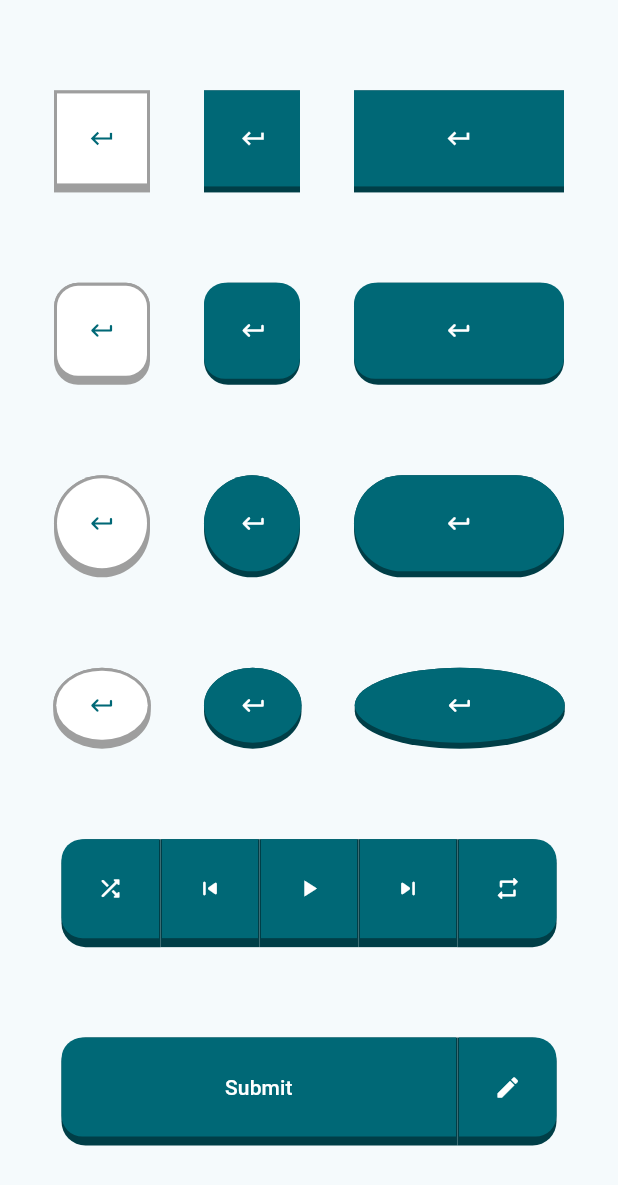
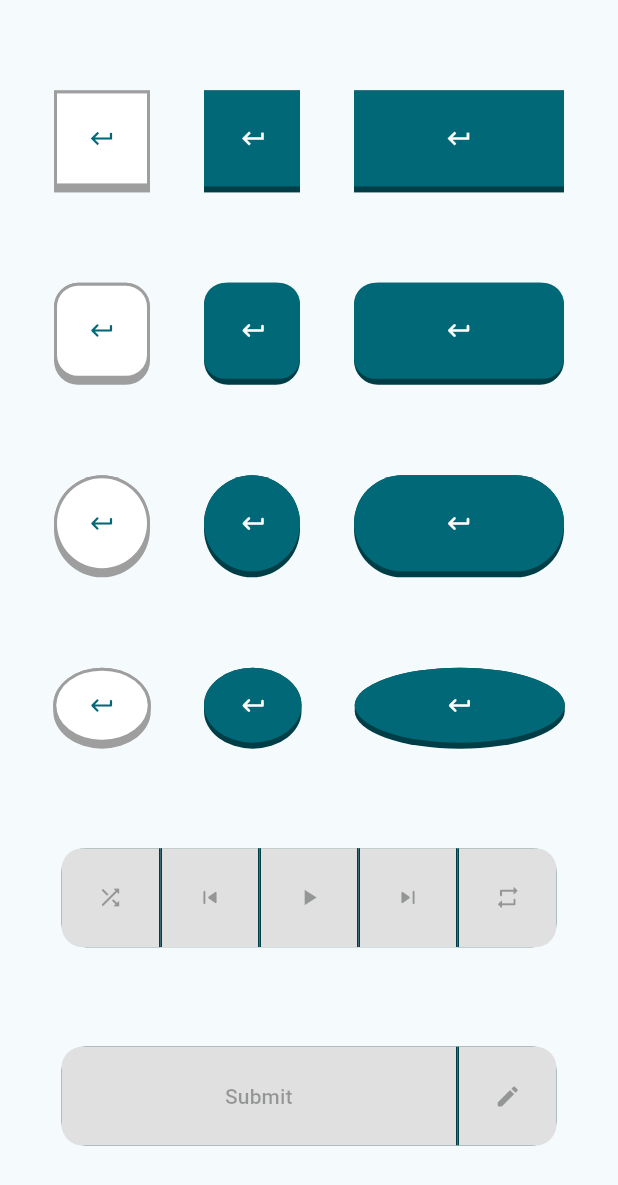
Before and after one commit to DevRedStone/Chiclet, a Flutter app: the screen it shows after launch, on a phone screen of 412 x 824 dp. Shown: the top 1185 px of the screen. Run offline on Flutter 3.47's test engine with Material 3 defaults, Android fonts, the phone set to English and light mode, and no system bars.

Commit message:
Handling disabled state.

```diff
--- a/lib/src/chiclet_animated_button.dart
+++ b/lib/src/chiclet_animated_button.dart
@@ -46,6 +46,16 @@ class ChicletAnimatedButton extends StatefulWidget {
   /// If not given, it will be the same as ThemeData's primarySwatch.
   final Color? backgroundColor;
 
+  /// The color for the disabled button's Text and Icon widget descendants.
+  ///
+  /// If not given, it will be Colors.grey.
+  final Color? disabledForegroundColor;
+
+  /// The color of the disabled button's surface.
+  ///
+  /// If not given, it will be Colors.grey.shade300.
+  final Color? disabledBackgroundColor;
+
   /// The shape of the button.
   ///
   /// The available options are: roundedRectangle (the default shape), circle, and oval.
@@ -74,6 +84,8 @@ class ChicletAnimatedButton extends StatefulWidget {
       this.buttonColor,
       this.foregroundColor = Colors.white,
       this.backgroundColor,
+      this.disabledForegroundColor = Colors.grey,
+      this.disabledBackgroundColor,
       this.splashFactory = NoSplash.splashFactory,
       this.buttonType = ButtonTypes.roundedRectangle,
       required this.child})
@@ -90,23 +102,27 @@ class _ChicletAnimatedButtonState extends State<ChicletAnimatedButton>
 
   @override
   Widget build(BuildContext context) {
+    bool isDisabled = widget.onPressed == null;
+
     return GestureDetector(
       onTapDown: _onTapDown,
       onTapUp: _onTapUp,
       onTapCancel: _onTapCancel,
       child: ChicletButton(
-          onPressed: _handleButtonPress,
+          onPressed: !isDisabled ? _handleButtonPress : null,
           padding: widget.padding,
           width: widget.width,
           height: widget.height,
           minimumSize: widget.minimumSize,
           maximumSize: widget.maximumSize,
-          isPressed: _isPressed,
+          isPressed: isDisabled ? true : _isPressed,
           buttonHeight: widget.buttonHeight,
           borderRadius: widget.borderRadius,
           buttonColor: widget.buttonColor,
           foregroundColor: widget.foregroundColor,
           backgroundColor: widget.backgroundColor,
+          disabledBackgroundColor: widget.disabledBackgroundColor,
+          disabledForegroundColor: widget.disabledForegroundColor,
           splashFactory: widget.splashFactory,
           buttonType: widget.buttonType,
           child: widget.child),
--- a/lib/src/chiclet_button.dart
+++ b/lib/src/chiclet_button.dart
@@ -49,6 +49,16 @@ class ChicletButton extends StatelessWidget {
   /// If not given, it will be the same as ThemeData's primarySwatch.
   final Color? backgroundColor;
 
+  /// The color for the disabled button's Text and Icon widget descendants.
+  ///
+  /// If not given, it will be Colors.grey.
+  final Color? disabledForegroundColor;
+
+  /// The color of the disabled button's surface.
+  ///
+  /// If not given, it will be Colors.grey.shade300.
+  final Color? disabledBackgroundColor;
+
   /// The shape of the button.
   ///
   /// The available options are: roundedRectangle (the default shape), circle, and oval.
@@ -78,27 +88,23 @@ class ChicletButton extends StatelessWidget {
       this.buttonColor,
       this.foregroundColor = Colors.white,
       this.backgroundColor,
+      this.disabledForegroundColor = Colors.grey,
+      this.disabledBackgroundColor,
       this.splashFactory = NoSplash.splashFactory,
       this.buttonType = ButtonTypes.roundedRectangle,
       required this.child})
       : _buttonPosition = buttonPosition,
         super(key: key);
 
-  int shadeValue(int value, double factor) =>
-      max(0, min(value - (value * factor).round(), 255));
+  int shadeValue(int value, double factor) => max(0, min(value - (value * factor).round(), 255));
 
-  Color shadeColor(Color color, double factor) => Color.fromRGBO(
-      shadeValue(color.red, factor),
-      shadeValue(color.green, factor),
-      shadeValue(color.blue, factor),
-      1);
+  Color shadeColor(Color color, double factor) => Color.fromRGBO(shadeValue(color.red, factor), shadeValue(color.green, factor), shadeValue(color.blue, factor), 1);
 
   @override
   Widget build(BuildContext context) {
-    final double chicletWidth =
-        buttonType == ButtonTypes.circle ? height : width ?? height;
-    final double chicletBorderRadius =
-        buttonType == ButtonTypes.roundedRectangle
+    final isDisabled = onPressed == null;
+    final double chicletWidth = buttonType == ButtonTypes.circle ? height : width ?? height;
+    final double chicletBorderRadius = buttonType == ButtonTypes.roundedRectangle
         ? borderRadius > height / 2
             ? height / 2
             : borderRadius
@@ -109,66 +115,42 @@ class ChicletButton extends StatelessWidget {
       borderRadius: (_buttonPosition == null)
           ? buttonType == ButtonTypes.oval
               ? BorderRadius.all(Radius.elliptical(chicletWidth, height))
-              : BorderRadius.circular(buttonType == ButtonTypes.roundedRectangle
-                  ? borderRadius - 2
-                  : chicletBorderRadius - 2)
+              : BorderRadius.circular(buttonType == ButtonTypes.roundedRectangle ? borderRadius - 2 : chicletBorderRadius - 2)
           : (_buttonPosition! == ButtonPositions.start)
               ? buttonType == ButtonTypes.oval
-                  ? BorderRadius.horizontal(
-                      left: Radius.elliptical(chicletWidth * 2, height))
-                  : BorderRadius.horizontal(
-                      left: Radius.circular(
-                          buttonType == ButtonTypes.roundedRectangle
-                              ? borderRadius - 2
-                              : chicletBorderRadius - 2))
+                  ? BorderRadius.horizontal(left: Radius.elliptical(chicletWidth * 2, height))
+                  : BorderRadius.horizontal(left: Radius.circular(buttonType == ButtonTypes.roundedRectangle ? borderRadius - 2 : chicletBorderRadius - 2))
               : (_buttonPosition! == ButtonPositions.between)
                   ? BorderRadius.zero
                   : buttonType == ButtonTypes.oval
-                      ? BorderRadius.horizontal(
-                          right: Radius.elliptical(chicletWidth * 2, height))
-                      : BorderRadius.horizontal(
-                          right: Radius.circular(
-                              buttonType == ButtonTypes.roundedRectangle
-                                  ? borderRadius - 2
-                                  : chicletBorderRadius - 2)),
+                      ? BorderRadius.horizontal(right: Radius.elliptical(chicletWidth * 2, height))
+                      : BorderRadius.horizontal(right: Radius.circular(buttonType == ButtonTypes.roundedRectangle ? borderRadius - 2 : chicletBorderRadius - 2)),
     );
     return Container(
       width: chicletWidth,
-      height: (isPressed) ? height : height + buttonHeight,
-      margin: EdgeInsets.only(top: (isPressed) ? buttonHeight : 0),
+      height: (isPressed || isDisabled) ? height : height + buttonHeight,
+      margin: EdgeInsets.only(top: (isPressed || isDisabled) ? buttonHeight : 0),
       padding: EdgeInsets.fromLTRB(
-        (_buttonPosition != null && _buttonPosition != ButtonPositions.start)
-            ? 1
-            : 0,
+        (_buttonPosition != null && _buttonPosition != ButtonPositions.start) ? 1 : 0,
         0,
-        (_buttonPosition != null && _buttonPosition != ButtonPositions.end)
-            ? 1
-            : 0,
-        isPressed ? 0 : buttonHeight,
+        (_buttonPosition != null && _buttonPosition != ButtonPositions.end) ? 1 : 0,
+        isPressed || isDisabled ? 0 : buttonHeight,
       ),
       decoration: BoxDecoration(
-          color: buttonColor ??
-              (backgroundColor != null
-                  ? shadeColor(backgroundColor ?? Colors.black, 0.4)
-                  : shadeColor(Theme.of(context).colorScheme.primary, 0.4)),
+          color: buttonColor ?? (backgroundColor != null ? shadeColor(backgroundColor ?? Colors.black, 0.4) : shadeColor(Theme.of(context).colorScheme.primary, 0.4)),
           borderRadius: (_buttonPosition == null)
               ? buttonType == ButtonTypes.oval
                   ? BorderRadius.all(Radius.elliptical(chicletWidth, height))
                   : BorderRadius.circular(chicletBorderRadius)
               : (_buttonPosition! == ButtonPositions.start)
                   ? buttonType == ButtonTypes.oval
-                      ? BorderRadius.horizontal(
-                          left: Radius.elliptical(chicletWidth * 2, height))
-                      : BorderRadius.horizontal(
-                          left: Radius.circular(chicletBorderRadius))
+                      ? BorderRadius.horizontal(left: Radius.elliptical(chicletWidth * 2, height))
+                      : BorderRadius.horizontal(left: Radius.circular(chicletBorderRadius))
                   : (_buttonPosition! == ButtonPositions.between)
                       ? BorderRadius.zero
                       : buttonType == ButtonTypes.oval
-                          ? BorderRadius.horizontal(
-                              right:
-                                  Radius.elliptical(chicletWidth * 2, height))
-                          : BorderRadius.horizontal(
-                              right: Radius.circular(chicletBorderRadius))),
+                          ? BorderRadius.horizontal(right: Radius.elliptical(chicletWidth * 2, height))
+                          : BorderRadius.horizontal(right: Radius.circular(chicletBorderRadius))),
       child: Theme.of(context).useMaterial3 == true
           ? FilledButton(
               onPressed: onPressed,
@@ -180,12 +162,11 @@ class ChicletButton extends StatelessWidget {
                 minimumSize: minimumSize,
                 maximumSize: maximumSize,
                 shape: chicletShape,
+                disabledBackgroundColor: disabledBackgroundColor ?? Colors.grey.shade300,
+                disabledForegroundColor: disabledForegroundColor,
               ).copyWith(
                 elevation: MaterialStateProperty.all(0),
-                overlayColor: MaterialStateProperty.all(
-                    splashFactory == NoSplash.splashFactory
-                        ? Colors.transparent
-                        : Theme.of(context).splashColor),
+                overlayColor: MaterialStateProperty.all(splashFactory == NoSplash.splashFactory ? Colors.transparent : Theme.of(context).splashColor),
               ),
               child: child)
           : ElevatedButton(
@@ -195,15 +176,14 @@ class ChicletButton extends StatelessWidget {
                 splashFactory: splashFactory,
                 foregroundColor: foregroundColor,
                 backgroundColor: backgroundColor,
+                disabledBackgroundColor: disabledBackgroundColor ?? Colors.grey.shade300,
+                disabledForegroundColor: disabledForegroundColor,
                 minimumSize: minimumSize,
                 maximumSize: maximumSize,
                 shape: chicletShape,
               ).copyWith(
                 elevation: MaterialStateProperty.all(0),
-                overlayColor: MaterialStateProperty.all(
-                    splashFactory == NoSplash.splashFactory
-                        ? Colors.transparent
-                        : Theme.of(context).splashColor),
+                overlayColor: MaterialStateProperty.all(splashFactory == NoSplash.splashFactory ? Colors.transparent : Theme.of(context).splashColor),
               ),
               child: child),
     );
--- a/lib/src/chiclet_outlined_animated_button.dart
+++ b/lib/src/chiclet_outlined_animated_button.dart
@@ -35,7 +35,7 @@ class ChicletOutlinedAnimatedButton extends StatefulWidget {
   /// The border radius of the button's corners.
   final double borderRadius;
 
-  /// The width of the border on the button's surface.
+  /// The color of the border on the button's surface.
   final Color? borderColor;
 
   /// The color of the button.
@@ -50,6 +50,21 @@ class ChicletOutlinedAnimatedButton extends StatefulWidget {
 
   /// The color of the button's surface.
   final Color? backgroundColor;
+
+  /// The color for the disabled button's Text and Icon widget descendants.
+  ///
+  /// If not given, it will be Colors.grey.
+  final Color? disabledForegroundColor;
+
+  /// The color of the disabled button's surface.
+  ///
+  /// If not given, it will be Colors.grey.shade300.
+  final Color? disabledBackgroundColor;
+
+  /// The color of the border on the disabled button's surface.
+  ///
+  /// If not given, it will be Colors.grey.shade300.
+  final Color? disabledBorderColor;
 
   /// The shape of the button.
   ///
@@ -81,6 +96,9 @@ class ChicletOutlinedAnimatedButton extends StatefulWidget {
       this.buttonColor,
       this.foregroundColor,
       this.backgroundColor = Colors.white,
+      this.disabledForegroundColor = Colors.grey,
+      this.disabledBackgroundColor,
+      this.disabledBorderColor,
       this.splashFactory = NoSplash.splashFactory,
       this.buttonType = ButtonTypes.roundedRectangle,
       required this.child})
@@ -99,18 +117,20 @@ class _ChicletOutlinedAnimatedButtonState
 
   @override
   Widget build(BuildContext context) {
+    bool isDisabled = widget.onPressed == null;
+
     return GestureDetector(
       onTapDown: _onTapDown,
       onTapUp: _onTapUp,
       onTapCancel: _onTapCancel,
       child: ChicletOutlinedButton(
-          onPressed: _handleButtonPress,
+          onPressed: !isDisabled ? _handleButtonPress : null,
           padding: widget.padding,
           width: widget.width,
           height: widget.height,
           minimumSize: widget.minimumSize,
           maximumSize: widget.maximumSize,
-          isPressed: _isPressed,
+          isPressed: isDisabled ? true : _isPressed,
           buttonHeight: widget.buttonHeight,
           borderWidth: widget.borderWidth,
           borderRadius: widget.borderRadius,
@@ -118,6 +138,9 @@ class _ChicletOutlinedAnimatedButtonState
           buttonColor: widget.buttonColor,
           foregroundColor: widget.foregroundColor,
           backgroundColor: widget.backgroundColor,
+          disabledBackgroundColor: widget.disabledBackgroundColor,
+          disabledForegroundColor: widget.disabledForegroundColor,
+          disabledBorderColor: widget.disabledBorderColor,
           splashFactory: widget.splashFactory,
           buttonType: widget.buttonType,
           child: widget.child),
--- a/lib/src/chiclet_outlined_button.dart
+++ b/lib/src/chiclet_outlined_button.dart
@@ -34,7 +34,7 @@ class ChicletOutlinedButton extends StatelessWidget {
   /// The border radius of the button's corners.
   final double borderRadius;
 
-  /// The width of the border on the button's surface.
+  /// The color of the border on the button's surface.
   final Color? borderColor;
 
   /// The color of the button.
@@ -49,6 +49,21 @@ class ChicletOutlinedButton extends StatelessWidget {
 
   /// The color of the button's surface.
   final Color? backgroundColor;
+
+  /// The color for the disabled button's Text and Icon widget descendants.
+  ///
+  /// If not given, it will be Colors.grey.
+  final Color? disabledForegroundColor;
+
+  /// The color of the disabled button's surface.
+  ///
+  /// If not given, it will be Colors.white.
+  final Color? disabledBackgroundColor;
+
+  /// The color of the border on the disabled button's surface.
+  ///
+  /// If not given, it will be Colors.grey.shade300.
+  final Color? disabledBorderColor;
 
   /// The shape of the button.
   ///
@@ -80,6 +95,9 @@ class ChicletOutlinedButton extends StatelessWidget {
     this.buttonColor,
     this.foregroundColor,
     this.backgroundColor = Colors.white,
+    this.disabledForegroundColor = Colors.grey,
+    this.disabledBackgroundColor = Colors.white,
+    this.disabledBorderColor,
     this.splashFactory = NoSplash.splashFactory,
     this.buttonType = ButtonTypes.roundedRectangle,
     required this.child,
@@ -87,6 +105,7 @@ class ChicletOutlinedButton extends StatelessWidget {
 
   @override
   Widget build(BuildContext context) {
+    final isDisabled = onPressed == null;
     final double chicletWidth =
         buttonType == ButtonTypes.circle ? height : width ?? height;
     final double chicletBorderRadius =
@@ -99,11 +118,11 @@ class ChicletOutlinedButton extends StatelessWidget {
                 : borderRadius;
     return Container(
       width: chicletWidth,
-      height: (isPressed) ? height : height + buttonHeight,
-      margin: EdgeInsets.only(top: (isPressed) ? buttonHeight : 0),
-      padding: EdgeInsets.fromLTRB(0, 0, 0, (isPressed) ? 0 : buttonHeight),
+      height: (isPressed || isDisabled) ? height : height + buttonHeight,
+      margin: EdgeInsets.only(top: (isPressed || isDisabled) ? buttonHeight : 0),
+      padding: EdgeInsets.fromLTRB(0, 0, 0, (isPressed || isDisabled) ? 0 : buttonHeight),
       decoration: BoxDecoration(
-          color: buttonColor ?? borderColor,
+          color: isDisabled ? disabledBorderColor ?? Colors.grey.shade300 : buttonColor ?? borderColor,
           borderRadius: buttonType == ButtonTypes.oval
               ? BorderRadius.all(Radius.elliptical(chicletWidth, height))
               : BorderRadius.circular(chicletBorderRadius)),
@@ -112,7 +131,7 @@ class ChicletOutlinedButton extends StatelessWidget {
         height: height,
         padding: EdgeInsets.all(borderWidth),
         decoration: BoxDecoration(
-          color: borderColor,
+          color: isDisabled ? disabledBorderColor ?? Colors.grey.shade300 : borderColor,
           borderRadius: buttonType == ButtonTypes.oval
               ? BorderRadius.all(Radius.elliptical(chicletWidth, height))
               : BorderRadius.circular(chicletBorderRadius),
@@ -124,6 +143,8 @@ class ChicletOutlinedButton extends StatelessWidget {
               splashFactory: splashFactory,
               foregroundColor: foregroundColor,
               backgroundColor: backgroundColor,
+              disabledBackgroundColor: disabledBackgroundColor,
+              disabledForegroundColor: disabledForegroundColor,
               minimumSize: minimumSize,
               maximumSize: maximumSize,
               shape: RoundedRectangleBorder(
--- a/lib/src/chiclet_segmented_button.dart
+++ b/lib/src/chiclet_segmented_button.dart
@@ -49,6 +49,16 @@ class ChicletSegmentedButton<T> extends StatefulWidget {
   /// If not given, it will be the same as ThemeData's primarySwatch.
   final Color? backgroundColor;
 
+  /// The color for the disabled button's Text and Icon widget descendants.
+  ///
+  /// If not given, it will be Colors.grey.
+  final Color? disabledForegroundColor;
+
+  /// The color of the disabled button's surface.
+  ///
+  /// If not given, it will be Colors.grey.shade300.
+  final Color? disabledBackgroundColor;
+
   /// The shape of the button.
   ///
   /// The available options are: roundedRectangle (the default shape), circle, and oval.
@@ -77,6 +87,8 @@ class ChicletSegmentedButton<T> extends StatefulWidget {
       this.buttonColor,
       this.foregroundColor,
       this.backgroundColor,
+      this.disabledForegroundColor,
+      this.disabledBackgroundColor,
       this.splashFactory = NoSplash.splashFactory,
       this.buttonType = ButtonTypes.roundedRectangle,
       required this.children})
--- a/lib/src/chiclet_segmented_button_segment.dart
+++ b/lib/src/chiclet_segmented_button_segment.dart
@@ -49,6 +49,16 @@ class ChicletButtonSegment<T> extends StatefulWidget {
   /// If not given, it will be the same as ThemeData's primarySwatch.
   late Color? backgroundColor;
 
+  /// The color for the disabled button's Text and Icon widget descendants.
+  ///
+  /// If not given, it will be Colors.grey.
+  final Color? disabledForegroundColor;
+
+  /// The color of the disabled button's surface.
+  ///
+  /// If not given, it will be Colors.grey.shade300.
+  final Color? disabledBackgroundColor;
+
   /// The shape of the button.
   ///
   /// The available options are: roundedRectangle (the default shape), circle, and oval.
@@ -80,6 +90,8 @@ class ChicletButtonSegment<T> extends StatefulWidget {
       this.buttonColor,
       this.foregroundColor = Colors.white,
       this.backgroundColor,
+      this.disabledBackgroundColor,
+      this.disabledForegroundColor,
       required this.child})
       : _height = height,
         _buttonHeight = buttonHeight = 4,
@@ -120,35 +132,37 @@ class ChicletButtonSegment<T> extends StatefulWidget {
   }
 
   @override
-  State<ChicletButtonSegment<T>> createState() =>
-      _ChicletAnimatedButtonState<T>();
+  State<ChicletButtonSegment<T>> createState() => _ChicletAnimatedButtonState<T>();
 }
 
-class _ChicletAnimatedButtonState<T> extends State<ChicletButtonSegment<T>>
-    with SingleTickerProviderStateMixin {
+class _ChicletAnimatedButtonState<T> extends State<ChicletButtonSegment<T>> with SingleTickerProviderStateMixin {
   late bool _isPressed = widget.isPressed;
   static const Duration duration = Duration(milliseconds: 80);
 
   @override
   Widget build(BuildContext context) {
+    final isDisabled = widget.onPressed == null;
+
     return GestureDetector(
       onTapDown: _onTapDown,
       onTapUp: _onTapUp,
       onTapCancel: _onTapCancel,
       child: ChicletButton(
           buttonPosition: widget._buttonPosition,
-          onPressed: _handleButtonPress,
+          onPressed: !isDisabled ? _handleButtonPress : null,
           padding: widget.padding,
           width: widget.width,
           height: widget._height ?? 50,
           minimumSize: widget.minimumSize,
           maximumSize: widget.maximumSize,
-          isPressed: _isPressed,
+          isPressed: isDisabled ? true : _isPressed,
           buttonHeight: widget._buttonHeight,
           borderRadius: widget._borderRadius,
           buttonColor: widget.buttonColor,
           foregroundColor: widget.foregroundColor,
           backgroundColor: widget.backgroundColor,
+          disabledBackgroundColor: widget.disabledBackgroundColor,
+          disabledForegroundColor: widget.disabledForegroundColor,
           splashFactory: widget._splashFactory,
           buttonType: widget._buttonType,
           child: widget.child),
```
Lines whose indentation alone changed are shown as unchanged.
